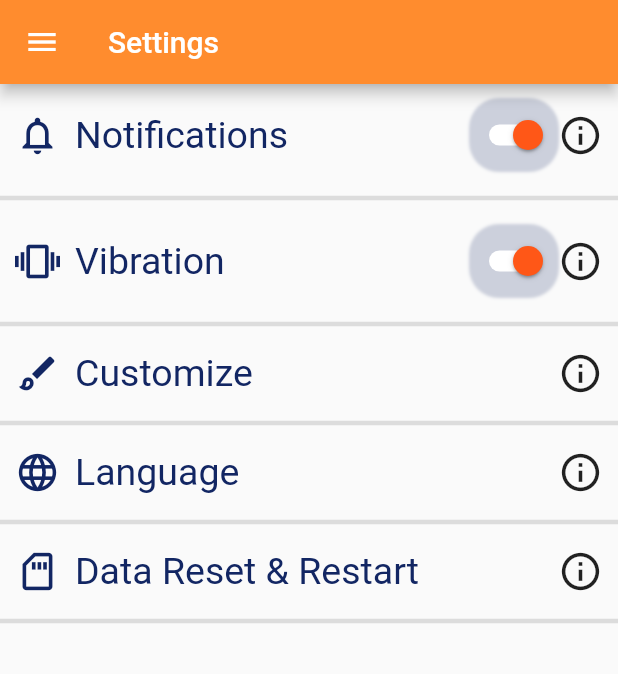
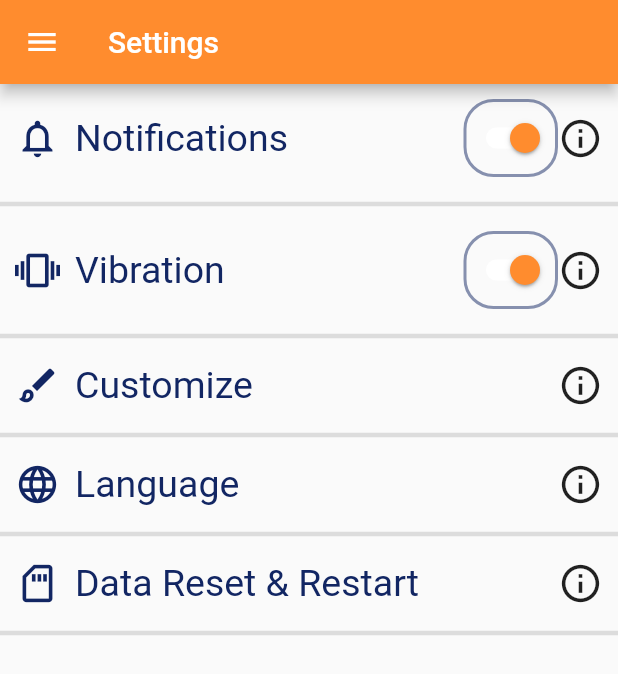
Before and after one commit to YilmazBatal/Habbitty-App, a Flutter app: the SettingsPage screen opened directly, on a phone screen of 412 x 824 dp. Shown: the top 674 px of the screen. Run offline on Flutter 3.47's test engine with Material 2 defaults, Android fonts, the phone set to English and light mode, and no system bars; our stand-ins replace flutter_heatmap_calendar, google_fonts, gradient_widgets, percent_indicator, syncfusion_flutter_calendar; Roboto replaces fonts that are missing (Sniglet).

Commit message:
Bug Fixes

```diff
--- a/lib/Pages/createpage.dart
+++ b/lib/Pages/createpage.dart
@@ -10,7 +10,7 @@ class CreatePage extends StatelessWidget {
     return Scaffold(
       appBar: AppBar(
         backgroundColor: lightOrange,
-        title: const Text("Create An Avtivity"),
+        title: const Text("Create An Avtivity", style: TextStyle(color: Colors.white),),
       ),
     );
   }
--- a/lib/Pages/dailyquotespage.dart
+++ b/lib/Pages/dailyquotespage.dart
@@ -16,7 +16,7 @@ class DailyQuotePage extends StatelessWidget {
     return Scaffold(
       appBar: AppBar(
         backgroundColor: lightOrange,
-        title: const Text("Daily Quotes"),
+        title: const Text("Daily Quotes", style: TextStyle(color: Colors.white),),
       ),
       drawer: Drawer(
         child: Container(
--- a/lib/Pages/help.dart
+++ b/lib/Pages/help.dart
@@ -11,7 +11,7 @@ class HelpPage extends StatelessWidget {
     return Scaffold(
       appBar: AppBar(
         backgroundColor: lightOrange,
-        title: const Text("Help"),
+        title: const Text("Help", style: TextStyle(color: Colors.white),),
       ),
       body: Column(
         children: [
--- a/lib/Pages/privacypolicypage.dart
+++ b/lib/Pages/privacypolicypage.dart
@@ -11,7 +11,7 @@ class PrivacyPolicyPage extends StatelessWidget {
     return Scaffold(
       appBar: AppBar(
         backgroundColor: lightOrange,
-        title: const Text("Privacy Policy"),
+        title: const Text("Privacy Policy", style: TextStyle(color: Colors.white),),
       ),
       body: Column(
         children: [
--- a/lib/Pages/profilepage.dart
+++ b/lib/Pages/profilepage.dart
@@ -16,7 +16,7 @@ class ProfilePage extends StatelessWidget {
     return Scaffold(
       appBar: AppBar(
         backgroundColor: lightOrange,
-        title: const Text("Profile"),
+        title: const Text("Profile", style: TextStyle(color: Colors.white),),
       ),
       drawer: Drawer(
         child: Container(
--- a/lib/Pages/settingspage.dart
+++ b/lib/Pages/settingspage.dart
@@ -1,5 +1,3 @@
-import 'dart:html';
-
 import 'package:flutter/material.dart';
 import 'package:habbitty/Pages/dailyquotespage.dart';
 import 'package:habbitty/Pages/help.dart';
@@ -18,7 +16,7 @@ class SettingsPage extends StatelessWidget {
     return Scaffold(
       appBar: AppBar(
         backgroundColor: lightOrange,
-        title: const Text("Settings"),
+        title: const Text("Settings", style: TextStyle(color: Colors.white),),
       ),
       body: Column(
         children: [
@@ -33,25 +31,25 @@ class SettingsPage extends StatelessWidget {
                       Icons.info_outline,
                       "\u{1F6C8} Bildirimleri açıp kapatma",
                       useSwitch: true),
-                  Divider(
+                  const Divider(
                     thickness: 3,
                   ),
                   SettingsElements(Icons.vibration, "Vibration",
                       Icons.info_outline, "\u{1F6C8} Titreşim açıp kapatma",
                       useSwitch: true),
-                  Divider(
+                  const Divider(
                     thickness: 3,
                   ),
                   SettingsElements(Icons.brush_outlined, "Customize",
                       Icons.info_outline, "\u{1F6C8} Tema Seçenekleri",
                       useSwitch: false),
-                  Divider(
+                  const Divider(
                     thickness: 3,
                   ),
                   SettingsElements(Icons.language, "Language",
                       Icons.info_outline, "\u{1F6C8} Dil seçenekleri",
                       useSwitch: false),
-                  Divider(
+                  const Divider(
                     thickness: 3,
                   ),
                   SettingsElements(
@@ -60,7 +58,7 @@ class SettingsPage extends StatelessWidget {
                       Icons.info_outline,
                       "\u{1F6C8} Verileriniz sıfırlanır",
                       useSwitch: false),
-                  Divider(
+                  const Divider(
                     thickness: 3,
                   ),
                 ],
@@ -240,6 +238,7 @@ class SwitchExample extends StatefulWidget {
   State<SwitchExample> createState() => _SwitchExampleState();
 }
 
+// ignore: non_constant_identifier_names
 Container SettingsElements(ikon, name, info, icerik, {bool useSwitch = true}) {
   Color navyBlue = const Color(0xFF122663);
   return Container(
@@ -253,7 +252,7 @@ Container SettingsElements(ikon, name, info, icerik, {bool useSwitch = true}) {
               size: 30,
               color: navyBlue,
             ),
-            SizedBox(
+            const SizedBox(
               width: 10,
             ),
             Text(
@@ -265,7 +264,7 @@ Container SettingsElements(ikon, name, info, icerik, {bool useSwitch = true}) {
         Row(
           children: [
             useSwitch
-                ? SwitchExample()
+                ? const SwitchExample()
                 : Container(), // Burada SwitchExample'ı kullanıp kullanmamayı kontrol ediyoruz
             TooltipSample(
               icerik: icerik,
@@ -284,19 +283,13 @@ class _SwitchExampleState extends State<SwitchExample> {
   Widget build(BuildContext context) {
     return Container(
       decoration: BoxDecoration(
-        boxShadow: [
-          BoxShadow(
-            color: navyBlue.withOpacity(0.2),
-            spreadRadius: 0.1,
-            blurRadius: 1,
-          ),
-        ],
+        border: Border.all(color: navyBlue.withOpacity(0.5), width: 2),
         borderRadius: const BorderRadius.all(Radius.circular(20)),
       ),
       child: Switch(
         // This bool value toggles the switch.
         value: light,
-        activeColor: Color.fromARGB(255, 255, 87, 23),
+        activeColor: lightOrange,
         activeTrackColor: Colors.white,
         inactiveTrackColor: Colors.white,
         onChanged: (bool value) {
--- a/lib/Pages/stats.dart
+++ b/lib/Pages/stats.dart
@@ -17,7 +17,7 @@ class StatsPage extends StatelessWidget {
     return Scaffold(
       appBar: AppBar(
         backgroundColor: lightOrange,
-        title: const Text("Stats"),
+        title: const Text("Stats", style: TextStyle(color: Colors.white),),
       ),
       drawer: Drawer(
         child: Container(
--- a/lib/Pages/storepage.dart
+++ b/lib/Pages/storepage.dart
@@ -16,7 +16,7 @@ class StorePage extends StatelessWidget {
     return Scaffold(
       appBar: AppBar(
         backgroundColor: lightOrange,
-        title: const Text("Store"),
+        title: const Text("Store", style: TextStyle(color: Colors.white),),
       ),
       drawer: Drawer(
         child: Container(
--- a/lib/homepage.dart
+++ b/lib/homepage.dart
@@ -21,7 +21,7 @@ class HomePage extends StatelessWidget {
     return Scaffold(
       appBar: AppBar(
         backgroundColor: lightOrange,
-        title: const Text("Home"),
+        title: const Text("Home", style: TextStyle(color: Colors.white),),
         elevation: 0,
       ),
       drawer: Drawer(
@@ -368,7 +368,7 @@ class HomePage extends StatelessWidget {
                               activityName,
                               style: const TextStyle(
                                 color: Colors.white,
-                                fontSize: 20
+                                fontSize: 16
                               ),
                             ),
                             Text(
```
Also changed, not shown: pubspec.lock.
